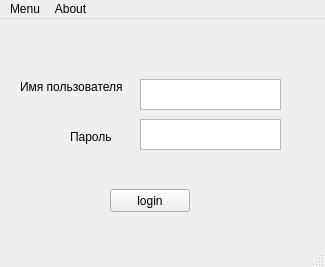
Old version of the form dWell/mainwindow.ui in the repository kashapov17/dWell.
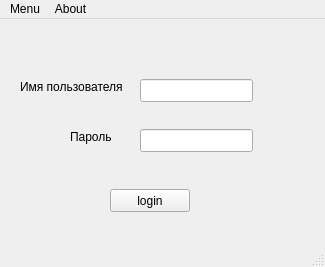
New version of the form.

Commit message: setted password echo mode for password input

Patch:
```diff
--- a/dWell/mainwindow.ui
+++ b/dWell/mainwindow.ui
@@ -27,40 +27,6 @@
      <string>login</string>
     </property>
    </widget>
-   <widget class="QTextEdit" name="usernameEdit">
-    <property name="geometry">
-     <rect>
-      <x>140</x>
-      <y>60</y>
-      <width>141</width>
-      <height>31</height>
-     </rect>
-    </property>
-    <property name="html">
-     <string>&lt;!DOCTYPE HTML PUBLIC &quot;-//W3C//DTD HTML 4.0//EN&quot; &quot;http://www.w3.org/TR/REC-html40/strict.dtd&quot;&gt;
-&lt;html&gt;&lt;head&gt;&lt;meta name=&quot;qrichtext&quot; content=&quot;1&quot; /&gt;&lt;style type=&quot;text/css&quot;&gt;
-p, li { white-space: pre-wrap; }
-&lt;/style&gt;&lt;/head&gt;&lt;body style=&quot; font-family:'Liberation Sans'; font-size:10pt; font-weight:400; font-style:normal;&quot;&gt;
-&lt;p style=&quot;-qt-paragraph-type:empty; margin-top:0px; margin-bottom:0px; margin-left:0px; margin-right:0px; -qt-block-indent:0; text-indent:0px;&quot;&gt;&lt;br /&gt;&lt;/p&gt;&lt;/body&gt;&lt;/html&gt;</string>
-    </property>
-   </widget>
-   <widget class="QTextEdit" name="passwdEdit">
-    <property name="geometry">
-     <rect>
-      <x>140</x>
-      <y>100</y>
-      <width>141</width>
-      <height>31</height>
-     </rect>
-    </property>
-    <property name="html">
-     <string>&lt;!DOCTYPE HTML PUBLIC &quot;-//W3C//DTD HTML 4.0//EN&quot; &quot;http://www.w3.org/TR/REC-html40/strict.dtd&quot;&gt;
-&lt;html&gt;&lt;head&gt;&lt;meta name=&quot;qrichtext&quot; content=&quot;1&quot; /&gt;&lt;style type=&quot;text/css&quot;&gt;
-p, li { white-space: pre-wrap; }
-&lt;/style&gt;&lt;/head&gt;&lt;body style=&quot; font-family:'Liberation Sans'; font-size:10pt; font-weight:400; font-style:normal;&quot;&gt;
-&lt;p style=&quot;-qt-paragraph-type:empty; margin-top:0px; margin-bottom:0px; margin-left:0px; margin-right:0px; -qt-block-indent:0; text-indent:0px;&quot;&gt;&lt;br /&gt;&lt;/p&gt;&lt;/body&gt;&lt;/html&gt;</string>
-    </property>
-   </widget>
    <widget class="QLabel" name="login">
     <property name="geometry">
      <rect>
@@ -87,6 +53,29 @@
      <string>Пароль</string>
     </property>
    </widget>
+   <widget class="QLineEdit" name="usernameEdit">
+    <property name="geometry">
+     <rect>
+      <x>140</x>
+      <y>60</y>
+      <width>113</width>
+      <height>23</height>
+     </rect>
+    </property>
+   </widget>
+   <widget class="QLineEdit" name="passwdEdit">
+    <property name="geometry">
+     <rect>
+      <x>140</x>
+      <y>110</y>
+      <width>113</width>
+      <height>23</height>
+     </rect>
+    </property>
+    <property name="echoMode">
+     <enum>QLineEdit::Password</enum>
+    </property>
+   </widget>
   </widget>
   <widget class="QMenuBar" name="menubar">
    <property name="geometry">
```
The commit also changes 5 other files.
